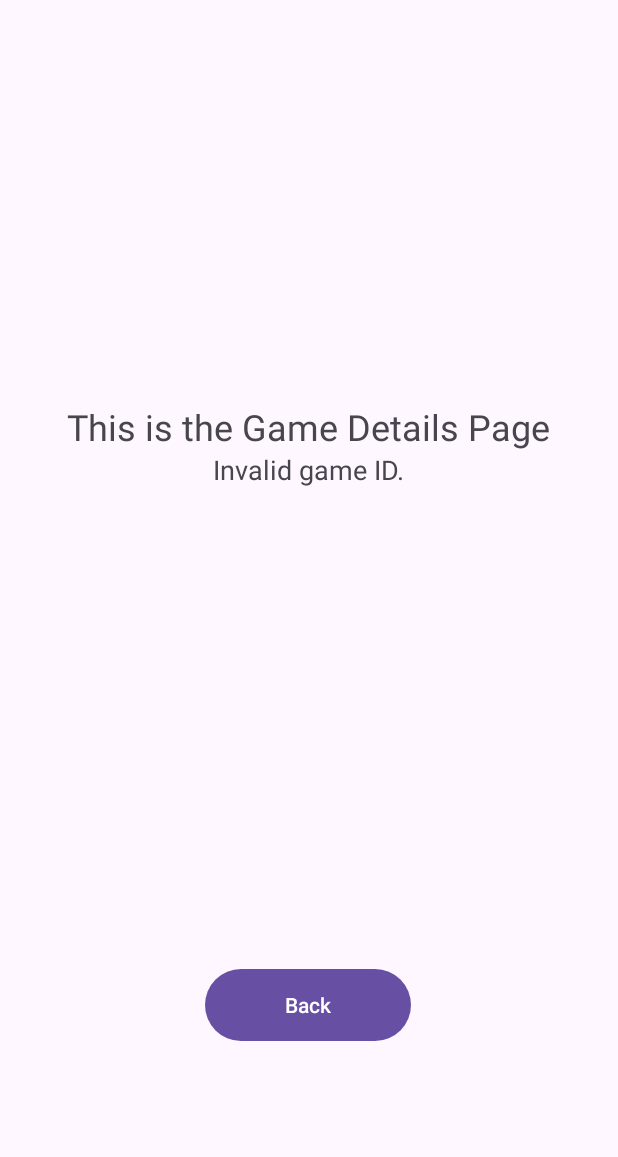
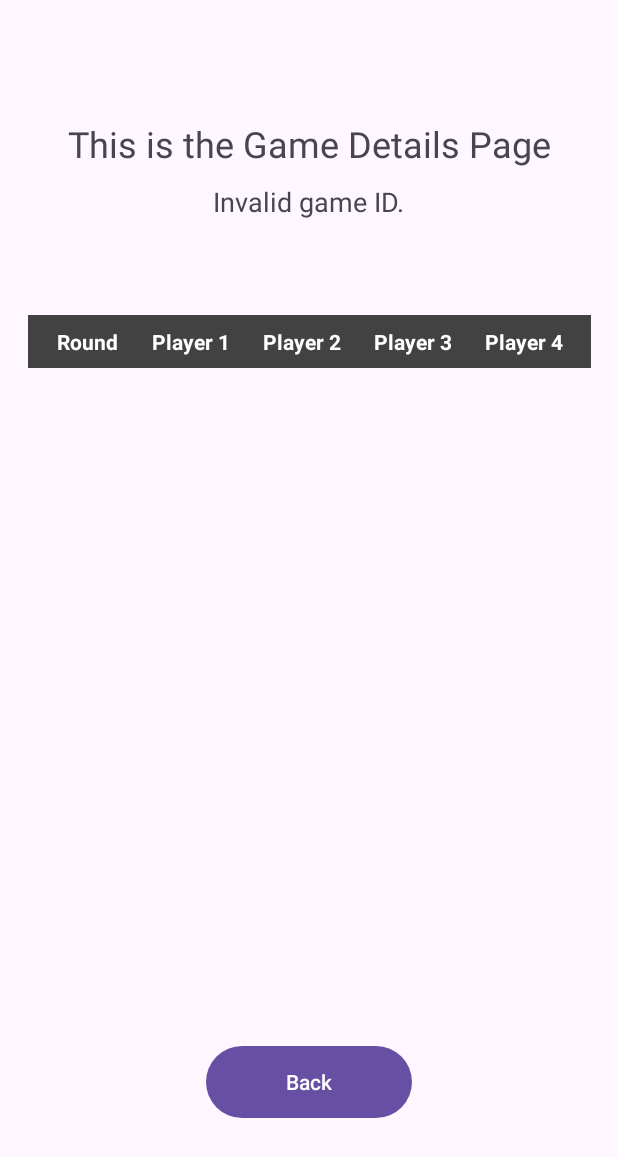
Before and after one commit to luk-ryan/big2, an Android app: the GameDetailActivity screen opened directly, with no data from a screen before it, on a phone screen of 412 x 824 dp. Shown: the top 1157 px of the screen. Run offline under Robolectric (Android 15) with nearby library versions, the phone set to English and light mode, and no system bars; our stand-ins replace Room's generated code.

Commit message:
added table view to gamedetailsactivity

```diff
--- a/app/src/main/java/com/example/big2/ui/activity/GameDetailActivity.java
+++ b/app/src/main/java/com/example/big2/ui/activity/GameDetailActivity.java
@@ -3,6 +3,8 @@ package com.example.big2.ui.activity;
 import android.os.Bundle;
 import android.util.Log;
 import android.widget.Button;
+import android.widget.TableLayout;
+import android.widget.TableRow;
 import android.widget.TextView;
 
 import androidx.appcompat.app.AppCompatActivity;
@@ -10,13 +12,20 @@ import androidx.lifecycle.ViewModelProvider;
 
 import com.example.big2.R;
 import com.example.big2.data.entity.Game;
+import com.example.big2.data.entity.Round;
 import com.example.big2.ui.viewmodel.GameViewModel;
+import com.example.big2.ui.viewmodel.RoundViewModel;
+
+import java.util.List;
 
 public class GameDetailActivity extends AppCompatActivity {
 
     private TextView tvGameDetails;
+    private TextView tvP1Header, tvP2Header, tvP3Header, tvP4Header;
     private Button btnBack;
+    private TableLayout tlGameDetails;
     private GameViewModel gameViewModel;
+    private RoundViewModel roundViewModel;
 
     @Override
     protected void onCreate(Bundle savedInstanceState) {
@@ -25,10 +34,18 @@ public class GameDetailActivity extends AppCompatActivity {
 
         // Initialize ViewModel
         gameViewModel = new ViewModelProvider(this).get(GameViewModel.class);
+        roundViewModel = new ViewModelProvider(this).get(RoundViewModel.class);
 
         // Initialize Views
-        tvGameDetails = findViewById(R.id.tvGameDetails);  // Make sure to use the correct ID for the TextView
+        tvGameDetails = findViewById(R.id.tvGameDetails);
         btnBack = findViewById(R.id.btnBack);
+        tlGameDetails = findViewById(R.id.tlGameDetails);
+
+        // Map Header TextViews
+        tvP1Header = findViewById(R.id.tvP1Header);
+        tvP2Header = findViewById(R.id.tvP2Header);
+        tvP3Header = findViewById(R.id.tvP3Header);
+        tvP4Header = findViewById(R.id.tvP4Header);
 
         // Retrieve gameId from the Intent
         int gameId = getIntent().getIntExtra("gameId", -1);
@@ -38,10 +55,19 @@ public class GameDetailActivity extends AppCompatActivity {
             gameViewModel.getGameById(gameId).observe(this, game -> {
                 if (game != null) {
                     tvGameDetails.setText("Game ID: " + game.getGameId() + "\nGame Name: " + game.getGameName());
+
+                    // Set player names in headers
+                    tvP1Header.setText(game.getP1());
+                    tvP2Header.setText(game.getP2());
+                    tvP3Header.setText(game.getP3());
+                    tvP4Header.setText(game.getP4());
                 } else {
                     tvGameDetails.setText("Game not found.");
                 }
             });
+
+            // Fetch Round Data
+            roundViewModel.getRoundsByGameId(gameId).observe(this, this::populateTableWithRounds);
         } else {
             tvGameDetails.setText("Invalid game ID.");
         }
@@ -49,4 +75,38 @@ public class GameDetailActivity extends AppCompatActivity {
         // Back button - closes activity and sends user back to main menu
         btnBack.setOnClickListener(v -> finish());
     }
+
+    private void populateTableWithRounds(List<Round> rounds) {
+        for (Round round : rounds) {
+            TableRow row = new TableRow(this);
+
+            TextView roundNumber = new TextView(this);
+            roundNumber.setText(String.valueOf(round.getRoundNumber()));
+            roundNumber.setGravity(android.view.Gravity.CENTER);
+            row.addView(roundNumber);
+
+            TextView s1 = new TextView(this);
+            s1.setText(String.valueOf(round.getS1()));
+            s1.setGravity(android.view.Gravity.CENTER);
+            row.addView(s1);
+
+            TextView s2 = new TextView(this);
+            s2.setText(String.valueOf(round.getS2()));
+            s2.setGravity(android.view.Gravity.CENTER);
+            row.addView(s2);
+
+            TextView s3 = new TextView(this);
+            s3.setText(String.valueOf(round.getS3()));
+            s3.setGravity(android.view.Gravity.CENTER);
+            row.addView(s3);
+
+            TextView s4 = new TextView(this);
+            s4.setText(String.valueOf(round.getS4()));
+            s4.setGravity(android.view.Gravity.CENTER);
+            row.addView(s4);
+
+            tlGameDetails.addView(row);
+        }
+    }
+
 }
--- a/app/src/main/res/layout/game_details.xml
+++ b/app/src/main/res/layout/game_details.xml
@@ -1,5 +1,6 @@
 <?xml version="1.0" encoding="utf-8"?>
 <androidx.constraintlayout.widget.ConstraintLayout xmlns:android="http://schemas.android.com/apk/res/android"
+    xmlns:tools="http://schemas.android.com/tools"
     android:layout_width="match_parent"
     android:layout_height="match_parent"
     xmlns:app="http://schemas.android.com/apk/res-auto">
@@ -12,21 +13,82 @@
         android:textSize="24sp"
         app:layout_constraintBottom_toBottomOf="parent"
         app:layout_constraintEnd_toEndOf="parent"
-        app:layout_constraintHorizontal_bias="0.498"
         app:layout_constraintStart_toStartOf="parent"
         app:layout_constraintTop_toTopOf="parent"
-        app:layout_constraintVertical_bias="0.339" />
+        app:layout_constraintVertical_bias="0.1" />
 
     <TextView
         android:id="@+id/tvGameDetails"
         android:layout_width="wrap_content"
         android:layout_height="wrap_content"
+        android:layout_marginTop="10dp"
         android:text="Game ID: \nGame Name: "
         android:textSize="18sp"
-        app:layout_constraintTop_toBottomOf="@+id/title"
         app:layout_constraintEnd_toEndOf="parent"
         app:layout_constraintStart_toStartOf="parent"
-        app:layout_constraintHorizontal_bias="0.5"/>
+        app:layout_constraintTop_toBottomOf="@+id/title" />
+
+    <TableLayout
+        android:id="@+id/tlGameDetails"
+        android:layout_width="375dp"
+        android:layout_height="420dp"
+        app:layout_goneMarginBottom="10dp"
+        app:layout_constraintBottom_toTopOf="@+id/btnBack"
+        app:layout_constraintEnd_toEndOf="parent"
+        app:layout_constraintStart_toStartOf="parent"
+        app:layout_constraintTop_toBottomOf="@+id/tvGameDetails"
+        android:stretchColumns="*" >
+
+        <!-- Header Row -->
+        <TableRow
+            android:id="@+id/headerRow"
+            android:layout_width="match_parent"
+            android:layout_height="wrap_content"
+            android:background="@color/cardview_dark_background"
+            android:padding="8dp">
+
+            <TextView
+                android:id="@+id/tvRoundHeader"
+                android:layout_weight="1"
+                android:text="Round"
+                android:textStyle="bold"
+                android:gravity="center"
+                android:textColor="@color/white" />
+
+            <TextView
+                android:id="@+id/tvP1Header"
+                android:layout_weight="1"
+                android:text="Player 1"
+                android:textStyle="bold"
+                android:gravity="center"
+                android:textColor="@color/white" />
+
+            <TextView
+                android:id="@+id/tvP2Header"
+                android:layout_weight="1"
+                android:text="Player 2"
+                android:textStyle="bold"
+                android:gravity="center"
+                android:textColor="@color/white" />
+
+            <TextView
+                android:id="@+id/tvP3Header"
+                android:layout_weight="1"
+                android:text="Player 3"
+                android:textStyle="bold"
+                android:gravity="center"
+                android:textColor="@color/white" />
+
+            <TextView
+                android:id="@+id/tvP4Header"
+                android:layout_weight="1"
+                android:text="Player 4"
+                android:textStyle="bold"
+                android:gravity="center"
+                android:textColor="@color/white" />
+
+        </TableRow>
+    </TableLayout>
 
     <Button
         android:id="@+id/btnBack"
@@ -35,8 +97,7 @@
         android:text="Back"
         app:layout_constraintBottom_toBottomOf="parent"
         app:layout_constraintEnd_toEndOf="parent"
-        app:layout_constraintHorizontal_bias="0.498"
         app:layout_constraintStart_toStartOf="parent"
         app:layout_constraintTop_toTopOf="parent"
-        app:layout_constraintVertical_bias="0.836" />
+        app:layout_constraintVertical_bias="0.903" />
 </androidx.constraintlayout.widget.ConstraintLayout>
```
